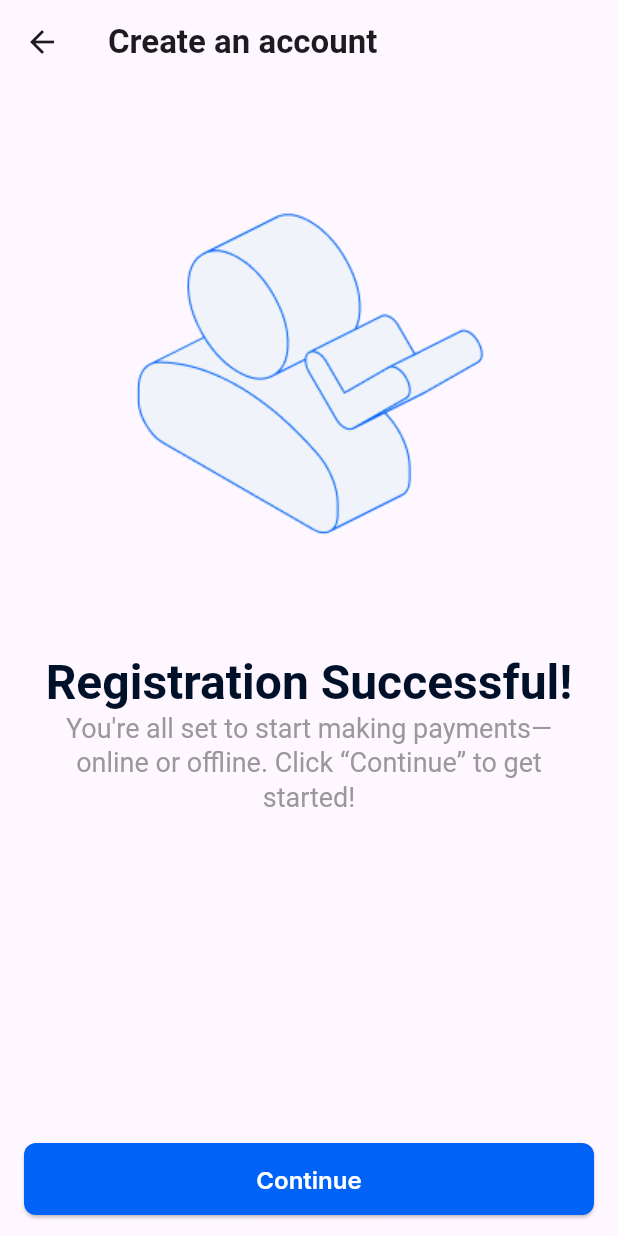
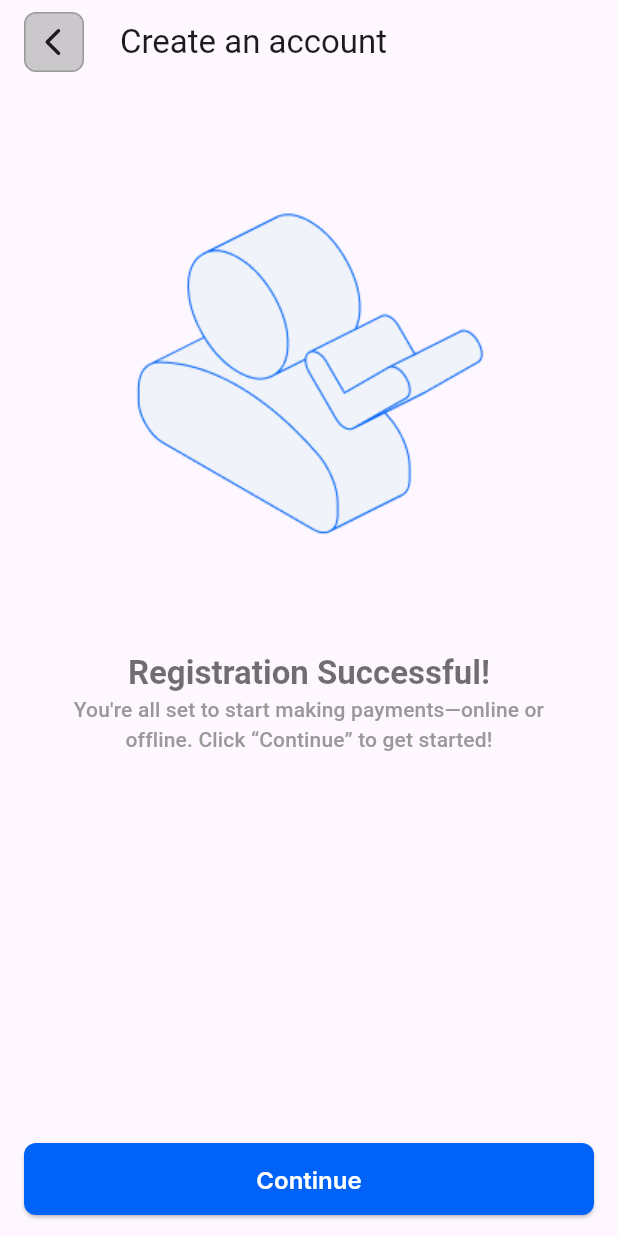
Before and after one commit to Jessepelumi/jetour_client, a Flutter app: the NextScreen screen opened directly, on a phone screen of 412 x 824 dp. Run offline on Flutter 3.47's test engine with Material 3 defaults, Android fonts, the phone set to English and light mode, and no system bars; our stand-ins replace get, get_storage, google_fonts, phosphor_flutter, pin_code_fields, smooth_page_indicator; accounts and stored records are empty.

Commit message:
modified the structure of the confirmation screen

```diff
--- a/lib/auth/views/register/registration_details.dart
+++ b/lib/auth/views/register/registration_details.dart
@@ -82,12 +82,7 @@ class NextScreen extends StatelessWidget {
   @override
   Widget build(BuildContext context) {
     return Scaffold(
-      appBar: AppBar(
-        title: const Text(
-          "Create an account",
-          style: TextStyle(fontWeight: FontWeight.bold),
-        ),
-      ),
+      appBar: const CustomAppBar(title: "Create an account"),
       body: Center(
         child: Padding(
           padding: const EdgeInsets.all(small),
@@ -97,14 +92,11 @@ class NextScreen extends StatelessWidget {
                 "assets/image/person-check.png",
                 height: MediaQuery.of(context).size.height * 0.45,
               ),
-              // SizedBox(
-              //   height: MediaQuery.of(context).size.height * 0.01,
-              // ),
               Text(
                 "Registration Successful!",
-                style: Theme.of(context).textTheme.headlineLarge?.copyWith(
+                style: Theme.of(context).textTheme.titleLarge?.copyWith(
                       fontWeight: FontWeight.bold,
-                      color: black,
+                      color: black2.withOpacity(0.6),
                     ),
                 textAlign: TextAlign.center,
               ),
@@ -113,9 +105,7 @@ class NextScreen extends StatelessWidget {
                 child: Text(
                   "You're all set to start making payments—online or offline. Click “Continue” to get started!",
                   textAlign: TextAlign.center, // Center the text
-                  style: Theme.of(context).textTheme.headlineLarge?.copyWith(
-                        fontWeight: FontWeight.normal,
-                        fontSize: smallLarge,
+                  style: Theme.of(context).textTheme.labelLarge?.copyWith(
                         color: lightGrey,
                       ),
                 ),
```
